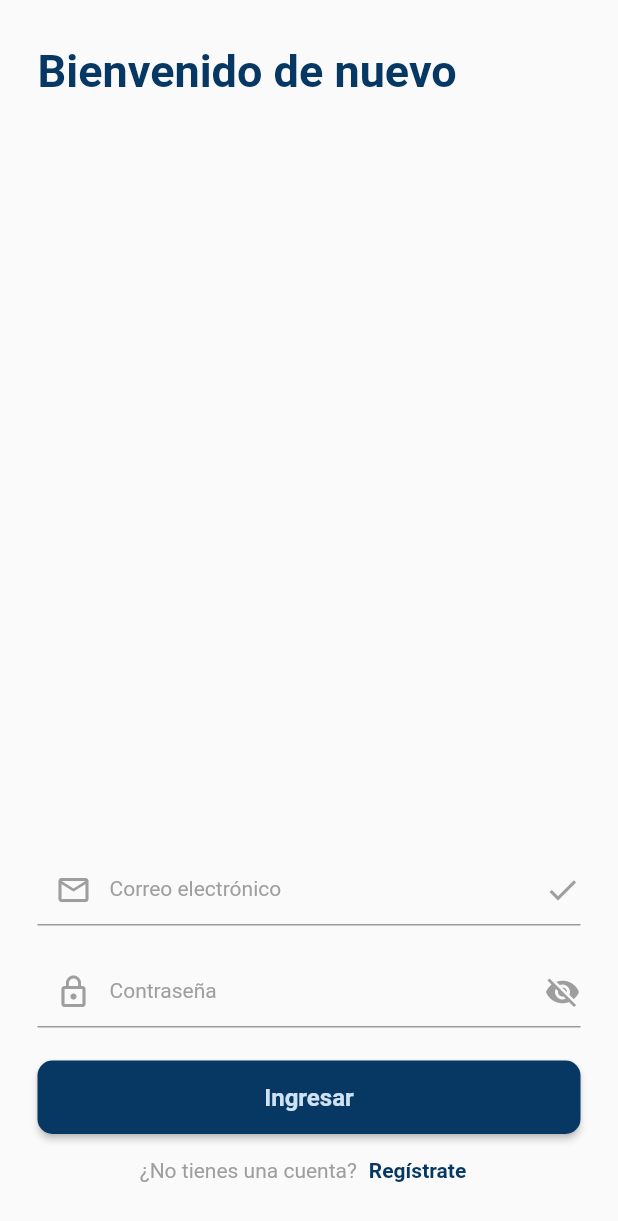
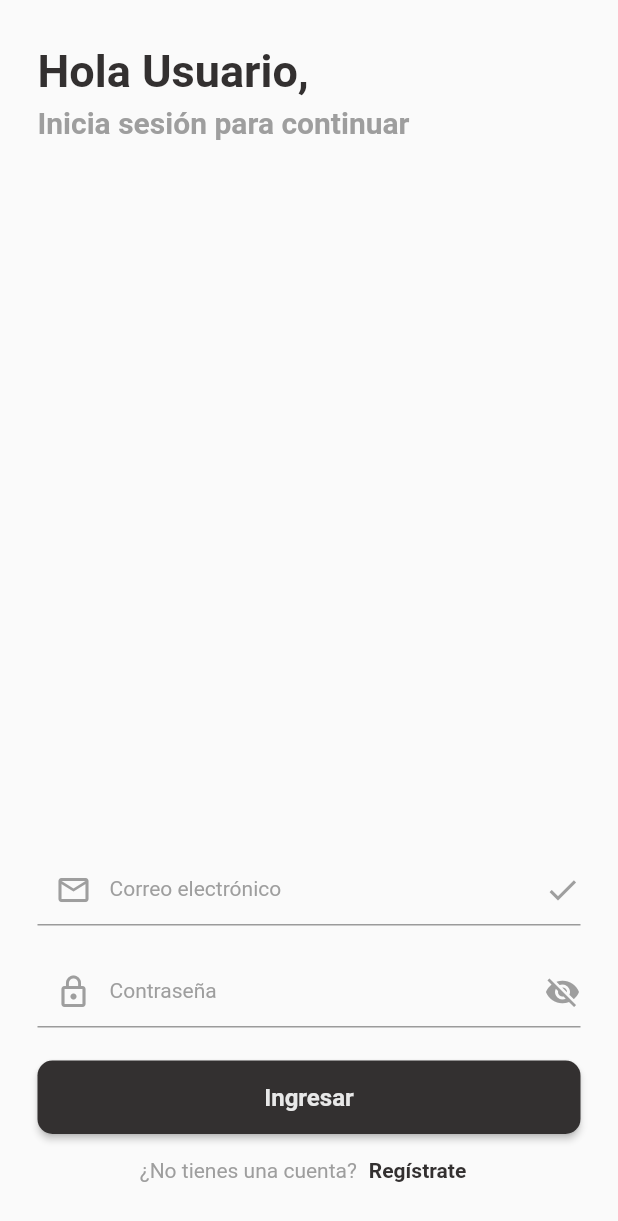
Before and after one commit to marquito020/flutter-map, a Flutter app: the screen it shows after launch, after a tap on "Iniciar sesión", on a phone screen of 412 x 824 dp. Shown: the top 1221 px of the screen. Run offline on Flutter 3.47's test engine with Material 2 defaults, Android fonts, the phone set to English and light mode, and no system bars; our stand-ins replace flutter_hooks, flutter_rating_bar, flutter_spinkit, google_maps_flutter, image_picker, location and 1 more; missing offline and left inert: cloudinary, flutter_polyline_points, geocoder2; network calls fail; Roboto replaces fonts that are missing (Montserrat).

Commit message:
Terminé mi issue, siuuu

```diff
--- a/lib/constants/colors.dart
+++ b/lib/constants/colors.dart
@@ -1,42 +1,42 @@
 import 'package:flutter/material.dart';
 
 const MaterialColor primary = MaterialColor(_primaryPrimaryValue, <int, Color>{
-  50: Color(0xFFE1E7EC),
-  100: Color(0xFFB5C3D0),
-  200: Color(0xFF839BB1),
-  300: Color(0xFF517392),
-  400: Color(0xFF2C557A),
+  50: Color(0xFFE7E6E6),
+  100: Color(0xFFC2C1C1),
+  200: Color(0xFF999898),
+  300: Color(0xFF706E6E),
+  400: Color(0xFF524F4F),
   500: Color(_primaryPrimaryValue),
-  600: Color(0xFF06315B),
-  700: Color(0xFF052A51),
-  800: Color(0xFF042347),
-  900: Color(0xFF021635),
+  600: Color(0xFF2E2B2B),
+  700: Color(0xFF272424),
+  800: Color(0xFF201E1E),
+  900: Color(0xFF141313),
 });
-const int _primaryPrimaryValue = 0xFF073763;
+const int _primaryPrimaryValue = 0xFF333030;
 
 const MaterialColor primaryAccent =
     MaterialColor(_primaryAccentValue, <int, Color>{
-  100: Color(0xFF6D97FF),
+  100: Color(0xFFF36969),
   200: Color(_primaryAccentValue),
-  400: Color(0xFF074FFF),
-  700: Color(0xFF0044EC),
+  400: Color(0xFFF60000),
+  700: Color(0xFFDC0000),
 });
-const int _primaryAccentValue = 0xFF3A73FF;
+const int _primaryAccentValue = 0xFFEF3939;
 
 const MaterialColor containerprimary =
     MaterialColor(_containerprimaryPrimaryValue, <int, Color>{
-  50: Color(0xFFF9FCFE),
-  100: Color(0xFFF1F6FB),
-  200: Color(0xFFE7F1F9),
-  300: Color(0xFFDDEBF7),
-  400: Color(0xFFD6E6F5),
+  50: Color(0xFFFCFCFC),
+  100: Color(0xFFF8F8F8),
+  200: Color(0xFFF4F4F4),
+  300: Color(0xFFEFEFEF),
+  400: Color(0xFFEBEBEB),
   500: Color(_containerprimaryPrimaryValue),
-  600: Color(0xFFCADFF1),
-  700: Color(0xFFC3DAEF),
-  800: Color(0xFFBDD6ED),
-  900: Color(0xFFB2CFEA),
+  600: Color(0xFFE5E5E5),
+  700: Color(0xFFE2E2E2),
+  800: Color(0xFFDEDEDE),
+  900: Color(0xFFD8D8D8),
 });
-const int _containerprimaryPrimaryValue = 0xFFCFE2F3;
+const int _containerprimaryPrimaryValue = 0xFFE8E8E8;
 
 const MaterialColor containerprimaryAccent =
     MaterialColor(_containerprimaryAccentValue, <int, Color>{
--- a/lib/screens/login.dart
+++ b/lib/screens/login.dart
@@ -22,16 +22,6 @@ class _LoginState extends State<Login> {
   @override
   Widget build(BuildContext context) {
     return Scaffold(
-      /* appBar: AppBar(
-          backgroundColor: Colors.transparent,
-          elevation: 0,
-          leading: IconButton(
-            icon: const Icon(Icons.arrow_back),
-            color: Colors.black,
-            onPressed: () {
-              Navigator.pop(context);
-            },
-          )), */
       body: Stack(
         children: [
           const Padding(
@@ -39,12 +29,27 @@ class _LoginState extends State<Login> {
             child: SizedBox(
               width: double.infinity,
               child: Text(
-                'Bienvenido de nuevo',
+                'Hola Usuario,',
                 textAlign: TextAlign.left,
                 style: TextStyle(
                   fontSize: 30,
                   fontWeight: FontWeight.bold,
                   color: primary,
+                ),
+              ),
+            ),
+          ),
+          const Padding(
+            padding: EdgeInsets.only(top: 70, left: 25),
+            child: SizedBox(
+              width: double.infinity,
+              child: Text(
+                'Inicia sesión para continuar',
+                textAlign: TextAlign.left,
+                style: TextStyle(
+                  fontSize: 20,
+                  fontWeight: FontWeight.bold,
+                  color: Colors.grey,
                 ),
               ),
             ),
--- a/lib/screens/onboarding.dart
+++ b/lib/screens/onboarding.dart
@@ -14,13 +14,13 @@ class Onboarding extends StatelessWidget {
             mainAxisAlignment: MainAxisAlignment.end,
             children: [
               Padding(
-                padding: const EdgeInsets.only(bottom: 30, left: 25),
+                padding: const EdgeInsets.only(bottom: 350, left: 25),
                 child: Column(
                   children: const [
                     SizedBox(
                       width: double.infinity,
                       child: Text(
-                        'Bienvenido a',
+                        'Viaje Fast Estudiantil',
                         textAlign: TextAlign.left,
                         style: TextStyle(
                           fontSize: 30,
@@ -32,7 +32,7 @@ class Onboarding extends StatelessWidget {
                     SizedBox(
                       width: double.infinity,
                       child: Text(
-                        'Universidad Taxi',
+                        'U.A.G.R.M.',
                         textAlign: TextAlign.left,
                         style: TextStyle(
                           fontSize: 30,
--- a/pubspec.yaml
+++ b/pubspec.yaml
@@ -77,7 +77,6 @@ flutter:
   assets:
     - assets/icons/mark_end.png
     - assets/icons/mark_start.png
-    - assets/icons/pin.png
   #   - images/a_dot_ham.jpeg
 
   # An image asset can refer to one or more resolution-specific "variants", see
```
Also changed, not shown: lib/utils/maps_style.dart (+50 -81 lines), lib/widgets/drawer.dart (+82 -27 lines), assets/icons/pin.png (deleted).
